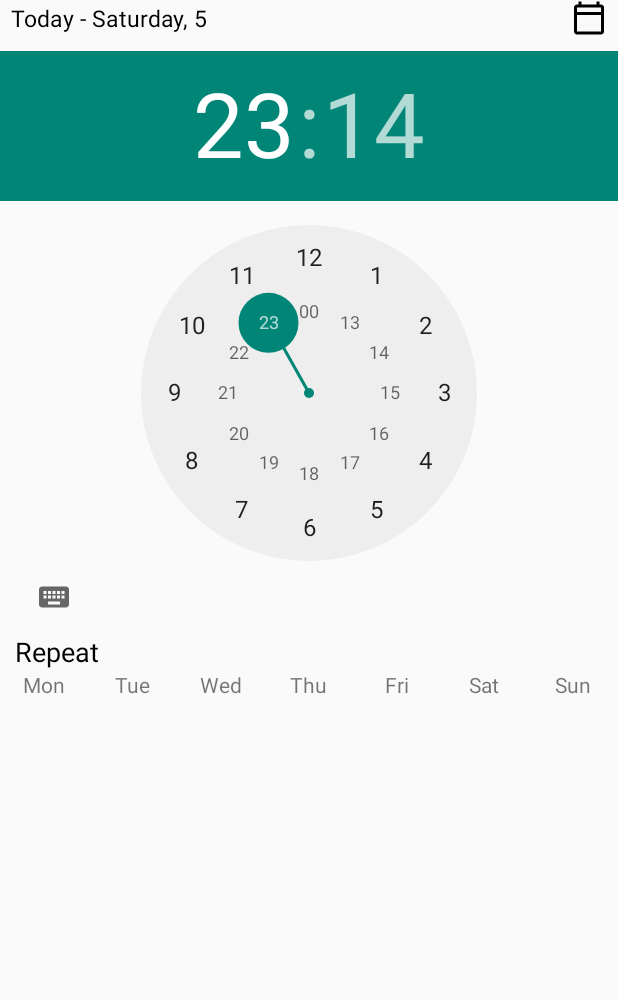
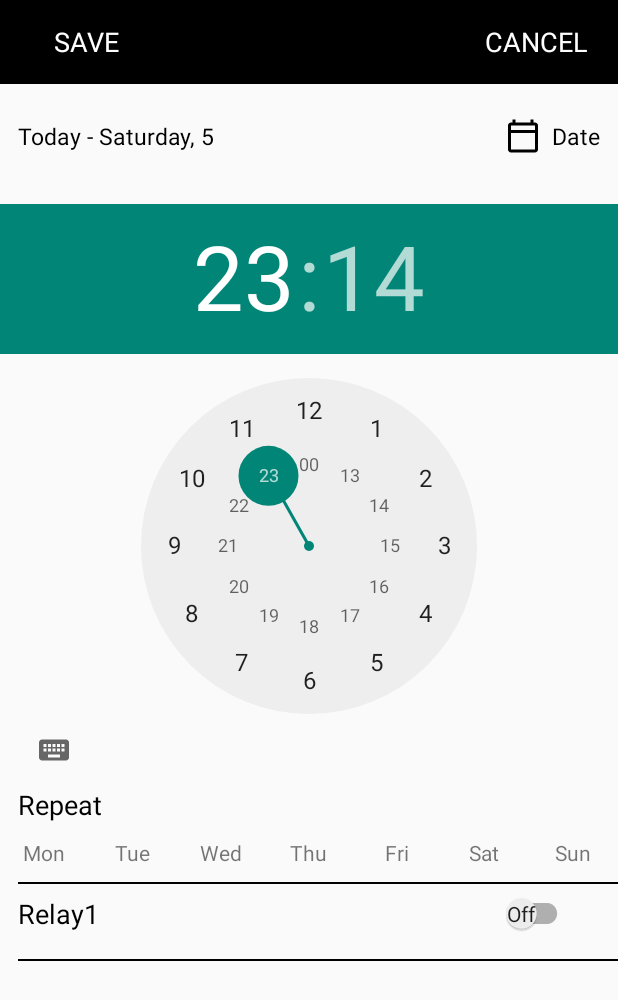
Before and after one commit to lavan80/PoolTronikAndroid, an Android app: the screen it shows after launch (ActivityScheduling), after a tap on an icon or button, on a phone screen of 412 x 824 dp. Shown: the top 1000 px of the screen. Run offline under Robolectric (Android 15) with nearby library versions, the phone set to English and light mode, and no system bars; libraries missing offline, so code that uses them is left out: com.facebook.stetho; 6 statements that could not run were skipped.

Commit message:
time schedule

```diff
--- a/app/src/main/java/com/pool/tronik/pooltronik/ActivityScheduling.java
+++ b/app/src/main/java/com/pool/tronik/pooltronik/ActivityScheduling.java
@@ -1,64 +1,218 @@
 package com.pool.tronik.pooltronik;
 
+import androidx.appcompat.app.ActionBar;
 import androidx.appcompat.app.AppCompatActivity;
+import androidx.appcompat.widget.SwitchCompat;
+import androidx.appcompat.widget.Toolbar;
 
+import android.app.DatePickerDialog;
 import android.graphics.Color;
 import android.graphics.drawable.Drawable;
 import android.os.Bundle;
+import android.util.Log;
 import android.view.View;
 import android.view.ViewGroup;
+import android.widget.CompoundButton;
+import android.widget.DatePicker;
 import android.widget.TextView;
 import android.widget.TimePicker;
+import android.widget.Toast;
 
+import com.pool.tronik.pooltronik.dto.PTScheduleDate;
+import com.pool.tronik.pooltronik.utils.DateTimeContainer;
 import com.pool.tronik.pooltronik.utils.DateTimeUtils;
+import com.pool.tronik.pooltronik.utils.RelayStatus;
+import com.pool.tronik.pooltronik.utils.StaticVarFile;
+import com.pool.tronik.pooltronik.utils.StringUtils;
+
+import org.joda.time.DateTime;
 
 public class ActivityScheduling extends AppCompatActivity implements View.OnClickListener {
 
     private TimePicker timePicker;
     private TextView tvChoseDate;
-    private int hour, minute;
+    private TextView tvRelayName;
+    private DateTimeContainer dateTimeContainer;
+    private RelayStatus relayStatus;
+    private String defDate;
 
     @Override
     protected void onCreate(Bundle savedInstanceState) {
         super.onCreate(savedInstanceState);
         setContentView(R.layout.activity_scheduling);
+        relayStatus = (RelayStatus) getIntent().getSerializableExtra(StringUtils.EXTRA_DATA);
+        if (relayStatus == null) {
+            finish();
+            return;
+        }
+        relayStatus.setStatus(StaticVarFile.RELAY_STATUS.OFF.ordinal());
+        initToolbar();
         timePicker = findViewById(R.id.time_picker);
         initDays((ViewGroup) findViewById(R.id.ll_days_container));
+        tvRelayName = findViewById(R.id.tv_relay_name);
+        findViewById(R.id.ll_date_container).setOnClickListener(this);
         tvChoseDate = findViewById(R.id.tv_choosen_date);
         timePicker.setIs24HourView(true);
+        dateTimeContainer = new DateTimeContainer();
         timePicker.setOnTimeChangedListener(new TimePicker.OnTimeChangedListener() {
             @Override
             public void onTimeChanged(TimePicker timePicker, int hourOfDay, int minuteOfDay) {
-                hour = hourOfDay;
-                minute = minuteOfDay;
+                dateTimeContainer.setHour(hourOfDay);
+                dateTimeContainer.setMinutes(minuteOfDay);
             }
         });
+        tvRelayName.setText(relayStatus.getName());
         String txt = getResources().getString(R.string.today);
+        dateTimeContainer.setYear(DateTimeUtils.getCurrentYear());
+        dateTimeContainer.setMonth(DateTimeUtils.getCurrentMonth());
+        dateTimeContainer.setDayOfWeek(DateTimeUtils.getCurrentNumberDayOfWeek());
+        dateTimeContainer.setDayOfMonth(DateTimeUtils.getCurrentDayOfMonth());
         tvChoseDate.setText(txt +" - "+DateTimeUtils.getCurrentDayOfWeek()+", "+DateTimeUtils.getCurrentDayOfMonth());
+        defDate = tvChoseDate.getText().toString();
+        SwitchCompat switchCompat = findViewById(R.id.sw_status);
+        switchCompat.setOnCheckedChangeListener(new CompoundButton.OnCheckedChangeListener(){
+
+            @Override
+            public void onCheckedChanged(CompoundButton compoundButton, boolean b) {
+                if (b)
+                    relayStatus.setStatus(StaticVarFile.RELAY_STATUS.ON.ordinal());
+                else
+                    relayStatus.setStatus(StaticVarFile.RELAY_STATUS.OFF.ordinal());
+            }
+        });
+    }
+
+    public void initToolbar() {
+        View view = getLayoutInflater().inflate(R.layout.toolbar_timing_layout, null);
+        view.findViewById(R.id.tv_timing_save).setOnClickListener(this);
+        view.findViewById(R.id.tv_timing_cancel).setOnClickListener(this);
+        Toolbar toolbar = findViewById(R.id.toolbar);
+        toolbar.addView(view);
+        //toolbar.setTitleTextColor(Color.WHITE);
+        setSupportActionBar(toolbar);
+        /*ActionBar actionbar = getSupportActionBar();
+        actionbar.setDisplayHomeAsUpEnabled(true);
+        actionbar.setHomeAsUpIndicator(R.drawable.ic_outline_arrow_back_24px);
+        setTitle(R.string.common_setting);*/
     }
 
     @Override
     public void onClick(View view) {
 
+        if (view.getId() == R.id.ll_date_container) {
+            startDatePickerDialog();
+        }
+        else if (view.getId() == R.id.tv_timing_save) {
+            save();
+        }
+        else if (view.getId() == R.id.tv_timing_cancel) {
+            finish();
+        }
+        else {
+            dayClickHandler(view);
+        }
+
+    }
+
+    public void save() {
+        if (dateTimeContainer.getHour() == -1 || dateTimeContainer.getMinutes() == -1) {
+            Toast.makeText(this,getResources().getString(R.string.error_timing1),Toast.LENGTH_LONG).show();
+        }
+        else {
+            Log.d("RFVGTM", "localtime = " + DateTimeUtils.getLocalDateTime(dateTimeContainer));
+            getPTScheduleDate();
+        }
+    }
+
+    public PTScheduleDate getPTScheduleDate() {
+        PTScheduleDate ptScheduleDate = new PTScheduleDate();
+        ptScheduleDate.setRelay(relayStatus.getRelay());
+        ptScheduleDate.setStatus(relayStatus.getStatus());
+        //*********
+        ptScheduleDate.setStartDate(DateTimeUtils.getLocalDateTime(dateTimeContainer).toString());
+        ptScheduleDate.setNextDates(DateTimeUtils.makeNextDatesFromDateAndRepetition(DateTimeUtils.getLocalDateTime(dateTimeContainer),
+                dateTimeContainer.getRepeatList()));
+
+
+        return ptScheduleDate;
+    }
+
+    public void dayClickHandler(View view) {
+        if (!(view instanceof TextView))
+            return;
         Drawable drawable = view.getBackground();
+        TextView textView = (TextView) view;
         if (drawable == null) {
             drawable = getDrawable(R.drawable.bg_rectangle);
             drawable.setTint(getResources().getColor(R.color.colorPrimary));
             view.setTag(View.VISIBLE);
-        }
-        else {
+            dateTimeContainer.addRepeat(Integer.parseInt(textView.getHint().toString()));
+        } else {
             int tagVisibility = (int) view.getTag();
             if (tagVisibility == View.VISIBLE) {
                 drawable.setTint(getResources().getColor(R.color.transparent));
                 view.setTag(View.INVISIBLE);
-            }
-            else {
+                dateTimeContainer.removeDay(Integer.parseInt(textView.getHint().toString()));
+            } else {
                 drawable.setTint(getResources().getColor(R.color.colorPrimary));
                 view.setTag(View.VISIBLE);
+                dateTimeContainer.addRepeat(Integer.parseInt(textView.getHint().toString()));
             }
         }
+
+        /*if (dateTimeContainer.getRepeatList().size() == 7) {
+            tvChoseDate.setText(getResources().getString(R.string.each_day));
+        }
+        else {
+            String days = DateTimeUtils.getDayOfWeek(dateTimeContainer.getRepeatList(), this);
+            if (days.isEmpty()) {
+                tvChoseDate.setText(defDate);
+            } else {
+                tvChoseDate.setText(defDate + " " + days);
+            }
+        }*/
+        tvChoseDate.setText(getRepetition());
         view.setBackground(drawable);
+    }
 
+    public String getRepetition() {
+        String str = "";
+        if (dateTimeContainer.getRepeatList().size() == 7) {
+            str = getResources().getString(R.string.each_day);
+        }
+        else {
+            String days = DateTimeUtils.getDayOfWeek(dateTimeContainer.getRepeatList(), this);
+            if (days.isEmpty()) {
+                str = defDate;
+            } else {
+                str = defDate + " " + days;
+            }
+        }
+        return str;
+    }
+
+    public void startDatePickerDialog() {
+        DatePickerDialog datePickerDialog = new DatePickerDialog(this, new MDateListener(),
+                DateTimeUtils.getCurrentYear(), DateTimeUtils.getCurrentMonth()-1, DateTimeUtils.getCurrentDayOfMonth());
+        datePickerDialog.show();
+
+    }
+
+    class MDateListener implements DatePickerDialog.OnDateSetListener {
+
+
+        @Override
+        public void onDateSet(DatePicker datePicker, int year, int monthOfYear, int dayOfMonth) {
+            Log.d("QSQSQS", "year="+year+"; monthOfYear="+monthOfYear+"; dayOfMonth="+dayOfMonth);
+            dateTimeContainer.setYear(year);
+            dateTimeContainer.setMonth(monthOfYear+1);
+            dateTimeContainer.setDayOfMonth(dayOfMonth);
+            defDate = "Since "+DateTimeUtils.getDayOfWeek(
+                    DateTimeUtils.getLocalDateTime(year, monthOfYear+1, dayOfMonth).getDayOfWeek(),
+                    ActivityScheduling.this)+", "+dayOfMonth;
+            tvChoseDate.setText(getRepetition());
+
+        }
     }
 
     private void initDays(ViewGroup viewGroup) {
--- a/app/src/main/java/com/pool/tronik/pooltronik/adapters/RelayAdapter.java
+++ b/app/src/main/java/com/pool/tronik/pooltronik/adapters/RelayAdapter.java
@@ -94,6 +94,7 @@ public class RelayAdapter extends RecyclerView.Adapter<RelayAdapter.RelayViewHol
         relayViewHolder.ivSettings.setOnClickListener(onClickListener);
         relayViewHolder.ivSwitch.setOnClickListener(onClickListener);
         relayViewHolder.ivSchedule.setOnClickListener(onClickListener);
+        relayViewHolder.ivSchedule.setTag(relayStatus);
     }
 
     public void itemChanged(int position, int status) {
--- /dev/null
+++ b/app/src/main/java/com/pool/tronik/pooltronik/utils/DateTimeContainer.java
@@ -0,0 +1,95 @@
+package com.pool.tronik.pooltronik.utils;
+
+import androidx.annotation.NonNull;
+
+import java.util.ArrayList;
+import java.util.List;
+
+public class DateTimeContainer {
+    private int year;
+    private int month;
+    private int dayOfWeek;
+    private int dayOfMonth;
+    private int hour = -1;
+    private int minutes = -1;
+    private long millis;
+    private List<Integer> repeatList;
+
+    public DateTimeContainer() {
+        repeatList = new ArrayList<>();
+    }
+
+    public int getYear() {
+        return year;
+    }
+
+    public void setYear(int year) {
+        this.year = year;
+    }
+
+    public int getMonth() {
+        return month;
+    }
+
+    public void setMonth(int month) {
+        this.month = month;
+    }
+
+    public int getDayOfWeek() {
+        return dayOfWeek;
+    }
+
+    public void setDayOfWeek(int dayOfWeek) {
+        this.dayOfWeek = dayOfWeek;
+    }
+
+    public int getDayOfMonth() {
+        return dayOfMonth;
+    }
+
+    public void setDayOfMonth(int dayOfMonth) {
+        this.dayOfMonth = dayOfMonth;
+    }
+
+    public int getHour() {
+        return hour;
+    }
+
+    public void setHour(int hour) {
+        this.hour = hour;
+    }
+
+    public int getMinutes() {
+        return minutes;
+    }
+
+    public void setMinutes(int minutes) {
+        this.minutes = minutes;
+    }
+
+    public long getMillis() {
+        return millis;
+    }
+
+    public void setMillis(long millis) {
+        this.millis = millis;
+    }
+
+    public void addRepeat(int day){
+        repeatList.add(day);
+    }
+
+    public void removeDay(int day) {
+        int index = repeatList.indexOf(day);
+        if (index >=0)
+            repeatList.remove(index);
+    }
+
+    public List<Integer> getRepeatList() {
+        return repeatList;
+    }
+
+    public void setRepeatList(List<Integer> repeatList) {
+        this.repeatList = repeatList;
+    }
+}
--- a/app/src/main/java/com/pool/tronik/pooltronik/utils/StaticVarFile.java
+++ b/app/src/main/java/com/pool/tronik/pooltronik/utils/StaticVarFile.java
@@ -6,4 +6,9 @@ public class StaticVarFile {
     public static final int SEND_TOKEN = 1;
 
     public static final String PLATFORM_ANDROID = "android";
+
+    public enum RELAY_STATUS {
+        ON, OFF, REMOVE
+    }
+
 }
--- a/app/src/main/res/layout/activity_scheduling.xml
+++ b/app/src/main/res/layout/activity_scheduling.xml
@@ -6,11 +6,21 @@
     android:layout_height="match_parent"
     android:orientation="vertical"
     tools:context=".ActivityScheduling">
+    <include layout="@layout/common_toolbar"
+        android:id="@+id/toolbar_container"/>
+    <ScrollView
+        android:layout_width="match_parent"
+        android:layout_height="match_parent"
+        android:fillViewport="true">
+    <LinearLayout
+        android:layout_width="match_parent"
+        android:layout_height="wrap_content"
+        android:orientation="vertical">
     <RelativeLayout
         android:layout_width="match_parent"
-        android:layout_height="wrap_content"
-        android:layout_marginLeft="7dp"
-        android:layout_marginRight="7dp">
+        android:layout_height="70dp"
+        android:layout_marginLeft="12dp"
+        android:layout_marginRight="12dp">
         <TextView
             android:layout_width="wrap_content"
             android:layout_height="wrap_content"
@@ -18,15 +28,36 @@
             android:id="@+id/tv_choosen_date"
             android:textColor="@android:color/black"
             android:layout_centerVertical="true"
+            android:layout_alignParentLeft="true"
+            android:layout_toLeftOf="@+id/ll_date_container"
+            android:scrollbars="horizontal"
             tools:text="12 my date, 23"
             />
-        <ImageView
+        <LinearLayout
             android:layout_width="wrap_content"
-            android:layout_height="wrap_content"
+            android:layout_height="match_parent"
+            android:orientation="horizontal"
             android:layout_alignParentRight="true"
-            android:src="@drawable/ic_calendar_today_24px"
-            android:layout_centerVertical="true"
-            />
+            android:id="@+id/ll_date_container"
+            >
+            <ImageView
+                android:layout_width="wrap_content"
+                android:layout_height="wrap_content"
+                android:src="@drawable/ic_calendar_today_24px"
+                android:layout_gravity="center"
+                android:layout_marginRight="7dp"
+                />
+            <TextView
+                android:layout_width="wrap_content"
+                android:layout_height="wrap_content"
+                android:textSize="15sp"
+                android:textColor="@android:color/black"
+                android:layout_centerVertical="true"
+                android:text="@string/date"
+                android:layout_gravity="center"
+                />
+        </LinearLayout>
+
     </RelativeLayout>
 
     <TimePicker
@@ -41,11 +72,57 @@
         android:textSize="18sp"
         android:textColor="@android:color/black"
         android:text="@string/repeat"
-        android:layout_marginLeft="10dp"
+        android:layout_marginLeft="12dp"
         />
 
     <include layout="@layout/days_of_week_layout"
         android:layout_width="match_parent"
-        android:layout_height="wrap_content"/>
+        android:layout_height="wrap_content"
+        android:layout_marginTop="10dp"/>
+    <View
+        android:layout_width="match_parent"
+        android:layout_height="1dp"
+        android:background="@android:color/black"
+        android:layout_marginTop="10dp"
+        android:layout_marginLeft="12dp"
+        />
 
+    <RelativeLayout
+        android:layout_width="match_parent"
+        android:layout_height="40dp"
+        android:layout_marginLeft="12dp"
+        >
+
+        <TextView
+            android:layout_width="wrap_content"
+            android:layout_height="wrap_content"
+            android:textSize="18sp"
+            android:textColor="@android:color/black"
+            android:id="@+id/tv_relay_name"
+            android:layout_centerVertical="true"
+            />
+        <androidx.appcompat.widget.SwitchCompat
+            android:layout_width="wrap_content"
+            android:layout_height="wrap_content"
+            android:layout_alignParentRight="true"
+            android:textColor="@android:color/black"
+            android:textOff="Off"
+            android:textOn="On"
+            android:textSize="20sp"
+            app:showText="true"
+            android:layout_marginRight="30dp"
+            android:layout_centerVertical="true"
+            android:id="@+id/sw_status"
+            />
+
+    </RelativeLayout>
+    <View
+        android:layout_width="match_parent"
+        android:layout_height="1dp"
+        android:background="@android:color/black"
+        android:layout_marginTop="10dp"
+        android:layout_marginLeft="12dp"
+        />
+    </LinearLayout>
+    </ScrollView>
 </LinearLayout>
--- a/app/src/main/res/layout/days_of_week_layout.xml
+++ b/app/src/main/res/layout/days_of_week_layout.xml
@@ -13,6 +13,7 @@
         android:text="@string/monday"
         android:id="@+id/tv_monday"
         android:gravity="center"
+        android:hint="1"
         />
     <TextView
         android:layout_width="0dp"
@@ -20,41 +21,47 @@
         android:layout_weight="0.143"
         android:text="@string/tuesday"
         android:id="@+id/tv_tuesday"
-        android:gravity="center"/>
+        android:gravity="center"
+        android:hint="2"/>
     <TextView
         android:layout_width="0dp"
         android:layout_height="wrap_content"
         android:layout_weight="0.143"
         android:text="@string/wednesday"
         android:id="@+id/tv_wednesday"
-        android:gravity="center"/>
+        android:gravity="center"
+        android:hint="3"/>
     <TextView
         android:layout_width="0dp"
         android:layout_height="wrap_content"
         android:layout_weight="0.143"
         android:text="@string/thursday"
         android:id="@+id/tv_thursday"
-        android:gravity="center"/>
+        android:gravity="center"
+        android:hint="4"/>
     <TextView
         android:layout_width="0dp"
         android:layout_height="wrap_content"
         android:layout_weight="0.143"
         android:text="@string/friday"
         android:id="@+id/tv_friday"
-        android:gravity="center"/>
+        android:gravity="center"
+        android:hint="5"/>
     <TextView
         android:layout_width="0dp"
         android:layout_height="wrap_content"
         android:layout_weight="0.143"
         android:text="@string/saturday"
         android:id="@+id/tv_saturday"
-        android:gravity="center"/>
+        android:gravity="center"
+        android:hint="6"/>
     <TextView
         android:layout_width="0dp"
         android:layout_height="wrap_content"
         android:layout_weight="0.143"
         android:text="@string/sunday"
         android:id="@+id/tv_sunday"
-        android:gravity="center"/>
+        android:gravity="center"
+        android:hint="7"/>
 
 </LinearLayout>
--- /dev/null
+++ b/app/src/main/res/layout/toolbar_timing_layout.xml
@@ -0,0 +1,27 @@
+<?xml version="1.0" encoding="utf-8"?>
+<RelativeLayout xmlns:android="http://schemas.android.com/apk/res/android"
+    android:orientation="horizontal"
+    android:layout_width="match_parent"
+    android:layout_height="match_parent">
+
+    <TextView
+        android:layout_width="wrap_content"
+        android:layout_height="wrap_content"
+        android:textSize="18sp"
+        android:layout_alignParentLeft="true"
+        android:text="@string/save"
+        android:id="@+id/tv_timing_save"
+        android:textColor="@android:color/white"
+        android:layout_marginLeft="20dp"/>
+
+    <TextView
+        android:layout_width="wrap_content"
+        android:layout_height="wrap_content"
+        android:textSize="18sp"
+        android:layout_alignParentRight="true"
+        android:text="@string/cancel"
+        android:id="@+id/tv_timing_cancel"
+        android:textColor="@android:color/white"
+        android:layout_marginRight="20dp"/>
+
+</RelativeLayout>
--- /dev/null
+++ b/app/src/main/res/values/arrays.xml
@@ -0,0 +1,12 @@
+<?xml version="1.0" encoding="utf-8"?>
+<resources>
+    <array name="weeks">
+        <item>@string/monday</item>
+        <item>@string/tuesday</item>
+        <item>@string/wednesday</item>
+        <item>@string/thursday</item>
+        <item>@string/friday</item>
+        <item>@string/saturday</item>
+        <item>@string/sunday</item>
+    </array>
+</resources>
--- a/app/src/main/res/values/strings.xml
+++ b/app/src/main/res/values/strings.xml
@@ -36,5 +36,10 @@
     <string name="sunday">Sun</string>
     <string name="repeat">Repeat</string>
     <string name="today">Today</string>
+    <string name="save">SAVE</string>
+    <string name="cancel">CANCEL</string>
+    <string name="date">Date</string>
+    <string name="error_timing1">For order to save, please define a time (hour/minute)</string>
+    <string name="each_day">Fulfill each day</string>
 </resources><!--<string name="ip_reset_description">This action will reset all indication button in your app to settings by default (set to off).\nThis action
              will not affect on the controller itself</string>-->
```
Also changed, not shown: app/src/main/java/com/pool/tronik/pooltronik/dto/PTScheduleDate.java (added, +107 -0 lines), app/src/main/java/com/pool/tronik/pooltronik/utils/DateTimeUtils.java (+87 -0 lines).
